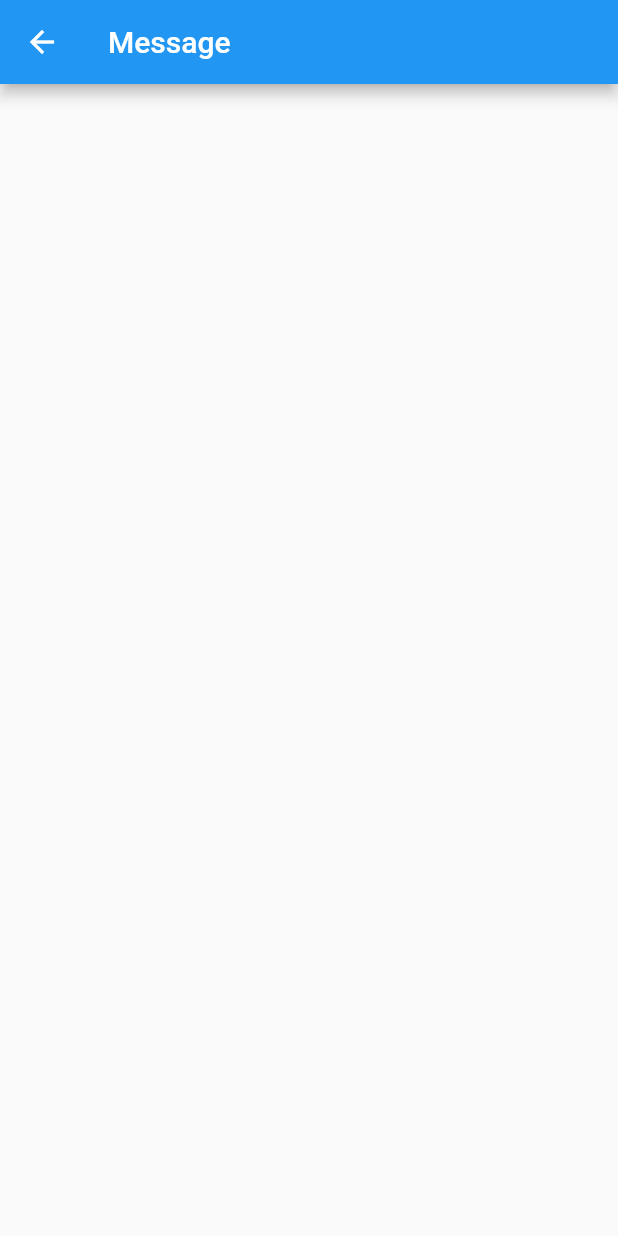
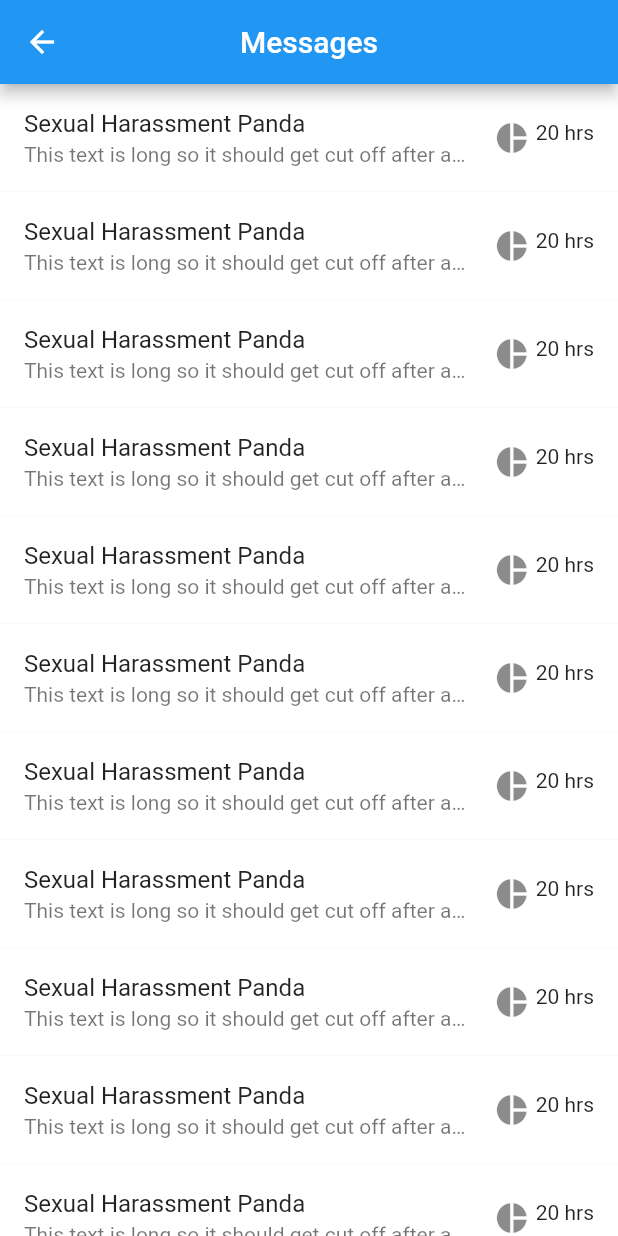
Before and after one commit to AlexHartford/oneword, a Flutter app: the Message screen opened directly, on a phone screen of 412 x 824 dp. Run offline on Flutter 3.47's test engine with Material 2 defaults, Android fonts, the light colour scheme and no system bars; our stand-ins replace device_info, flutter_hooks, font_awesome_flutter.

Commit message:
Added messages landing page

```diff
--- a/lib/src/tabs/home/post.dart
+++ b/lib/src/tabs/home/post.dart
@@ -12,6 +12,7 @@ class Post extends StatelessWidget {
       padding: const EdgeInsets.only(bottom: 8.0),
       child: Card(
         margin: const EdgeInsets.all(0),
+        elevation: 2.5,
         shape: Border(),
         child: Column(
           children: <Widget>[
--- /dev/null
+++ b/lib/src/tabs/message/contact.dart
@@ -0,0 +1,31 @@
+import 'package:flutter/material.dart';
+import 'package:oneword/src/tabs/message/timer.dart';
+
+class Contact extends StatelessWidget {
+  Contact({Key key}) : super(key: key);
+
+  @override
+  Widget build(BuildContext context) {
+    return Card(
+      margin: const EdgeInsets.all(0),
+      shape: Border(),
+      child: InkWell(
+        onTap: () {},
+        child: Flex(
+          direction: Axis.horizontal,
+          children: <Widget>[
+            Flexible(
+              child: ListTile(
+                title: Text('Sexual Harassment Panda'),
+                subtitle: Text(
+                  'This text is long so it should get cut off after a certain amount of characters',
+                  overflow: TextOverflow.ellipsis),
+                trailing: Timer(),
+              ),
+            ),
+          ]
+        ),
+      )
+    );
+  }
+}
--- /dev/null
+++ b/lib/src/tabs/message/timer.dart
@@ -0,0 +1,16 @@
+import 'package:flutter/material.dart';
+
+class Timer extends StatelessWidget {
+  Timer({Key key}) : super(key: key);
+
+  @override
+  Widget build(BuildContext context) {
+    return Wrap(
+      children: <Widget>[
+        Icon(Icons.pie_chart),
+        SizedBox(width: 4),
+        Text('20 hrs')
+      ]
+    );
+  }
+}
--- a/lib/src/tabs/message/view.dart
+++ b/lib/src/tabs/message/view.dart
@@ -1,14 +1,43 @@
 import 'package:flutter/material.dart';
+import 'package:oneword/src/tabs/message/contact.dart';
 
 class Message extends StatelessWidget {
   Message({Key key}) : super(key: key);
 
+  Future<bool> refresh() async {
+    await Future.delayed(const Duration(seconds: 2));
+    return true;
+  }
+
   @override
   Widget build(BuildContext context) {
     return Scaffold(
-        appBar: AppBar(
-          title: Text('Message'),
-        )
+      appBar: AppBar(
+        title: Text('Messages'),
+        centerTitle: true
+      ),
+      body: RefreshIndicator(
+        onRefresh: this.refresh,
+        child: ListView(
+          physics: const AlwaysScrollableScrollPhysics(),
+          children: <Widget>[
+            Contact(),
+            Contact(),
+            Contact(),
+            Contact(),
+            Contact(),
+            Contact(),
+            Contact(),
+            Contact(),
+            Contact(),
+            Contact(),
+            Contact(),
+            Contact(),
+            Contact(),
+            Contact()
+          ],
+        ),
+      )
     );
   }
 }
```
